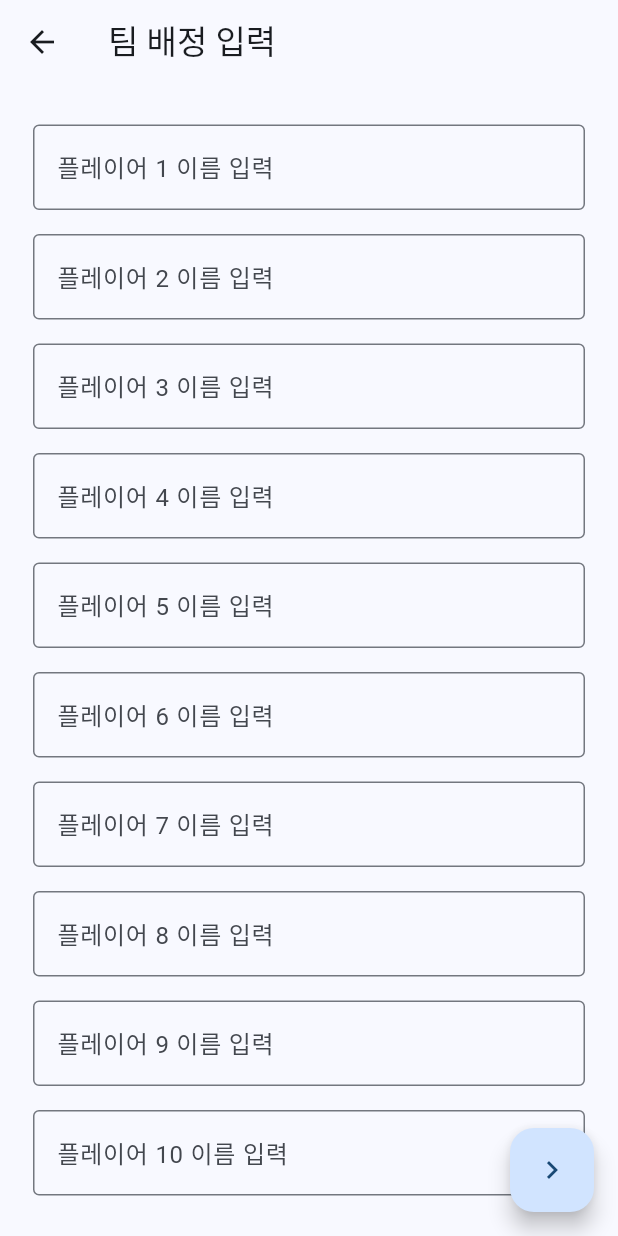
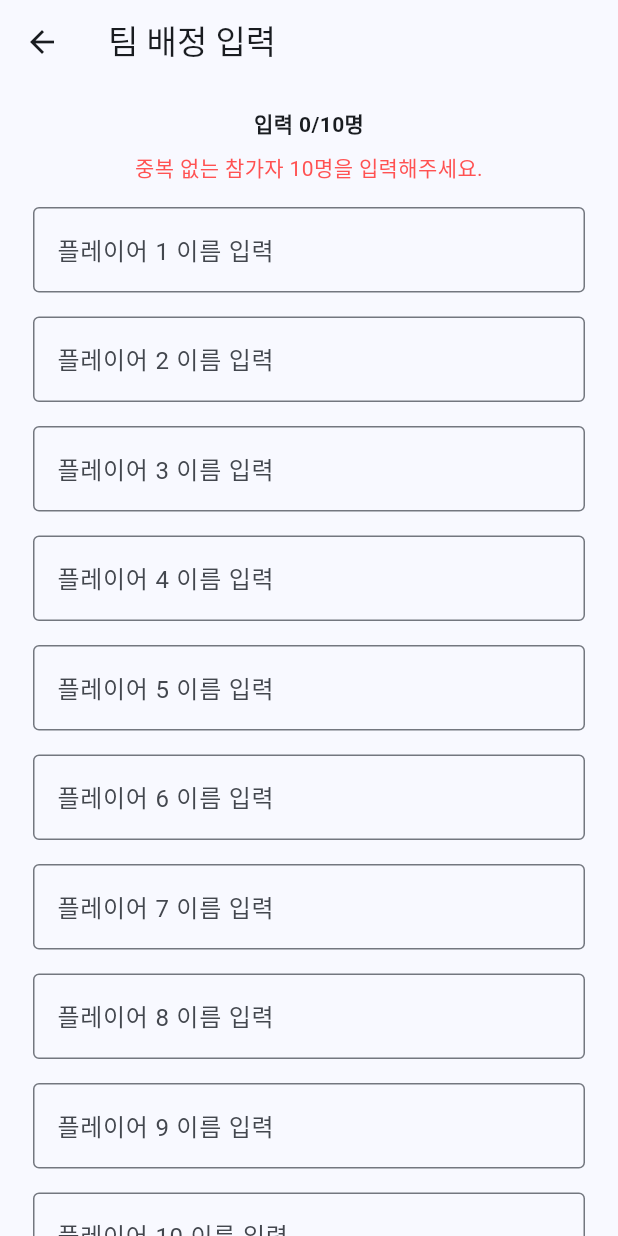
Before and after one commit to ParkMinjun0721/PokemonUnite, a Flutter app: the TeamAssignmentPage screen opened directly, on a phone screen of 412 x 824 dp. Run offline on Flutter 3.47's test engine with Material 3 defaults, Android fonts, the phone set to English and light mode, and no system bars; our stand-ins replace firebase_core, flutter_riverpod; accounts and stored records are empty; network calls fail.

Commit message:
[Style] 팀 배정 입력 화면 UX 개선 (26.07.08)

```diff
--- a/lib/team/teamassign.dart
+++ b/lib/team/teamassign.dart
@@ -12,10 +12,52 @@ class TeamAssignmentPage extends StatefulWidget {
 class _TeamAssignmentPageState extends State<TeamAssignmentPage> {
   List<String> players = List.filled(10, ''); // 10개의 빈 문자열로 초기화
   final TeamAssignmentLogic _logic = TeamAssignmentLogic();
+  late final List<TextEditingController> _controllers;
 
   bool get _hasValidPlayers => _logic.hasValidPlayers(players);
 
   List<String> get _trimmedPlayers => _logic.trimPlayers(players);
+
+  int get _enteredPlayerCount =>
+      players.where((name) => name.trim().isNotEmpty).length;
+
+  bool get _hasEnteredPlayers => _enteredPlayerCount > 0;
+
+  String get _helperText =>
+      _hasValidPlayers ? '참가자 10명이 준비되었습니다.' : '중복 없는 참가자 10명을 입력해주세요.';
+
+  void _goToResultPage() {
+    Navigator.push(
+      context,
+      MaterialPageRoute(
+        builder: (context) => TeamResultPage(players: _trimmedPlayers),
+      ),
+    );
+  }
+
+  @override
+  void initState() {
+    super.initState();
+    _controllers = List.generate(10, (index) => TextEditingController());
+  }
+
+  @override
+  void dispose() {
+    for (final controller in _controllers) {
+      controller.dispose();
+    }
+    super.dispose();
+  }
+
+  void _clearPlayers() {
+    for (final controller in _controllers) {
+      controller.clear();
+    }
+
+    setState(() {
+      players = List.filled(10, '');
+    });
+  }
 
   @override
   Widget build(BuildContext context) {
@@ -32,10 +74,32 @@ class _TeamAssignmentPageState extends State<TeamAssignmentPage> {
               child: Column(
                 crossAxisAlignment: CrossAxisAlignment.center,
                 children: [
+                  Text(
+                    '입력 $_enteredPlayerCount/10명',
+                    style: const TextStyle(fontWeight: FontWeight.bold),
+                  ),
+                  const SizedBox(height: 8),
+                  Text(
+                    _helperText,
+                    style: _hasValidPlayers
+                        ? null
+                        : const TextStyle(color: Colors.redAccent),
+                    textAlign: TextAlign.center,
+                  ),
+                  if (_hasEnteredPlayers)
+                    Align(
+                      alignment: Alignment.centerRight,
+                      child: TextButton(
+                        onPressed: _clearPlayers,
+                        child: const Text('전체 초기화'),
+                      ),
+                    ),
+                  const SizedBox(height: 8),
                   ...List.generate(10, (index) {
                     return Padding(
                       padding: const EdgeInsets.symmetric(vertical: 8.0),
                       child: TextField(
+                        controller: _controllers[index],
                         onChanged: (value) {
                           setState(() {
                             players[index] = value; // 플레이어 이름 입력
@@ -58,27 +122,21 @@ class _TeamAssignmentPageState extends State<TeamAssignmentPage> {
                         textAlign: TextAlign.center,
                       ),
                     ),
+                  const SizedBox(height: 16),
+                  SizedBox(
+                    width: double.infinity,
+                    height: 50,
+                    child: ElevatedButton(
+                      onPressed: _hasValidPlayers ? _goToResultPage : null,
+                      child: const Text('팀 랜덤 배정'),
+                    ),
+                  ),
                 ],
               ),
             ),
           ),
         ),
       ),
-      floatingActionButton: FloatingActionButton(
-        onPressed: _hasValidPlayers
-            ? () {
-                // 모든 이름이 입력된 후 팀 배정을 진행
-                Navigator.push(
-                  context,
-                  MaterialPageRoute(
-                    builder: (context) =>
-                        TeamResultPage(players: _trimmedPlayers),
-                  ),
-                );
-              }
-            : null,
-        child: const Icon(Icons.navigate_next),
-      ),
     );
   }
 }
```
